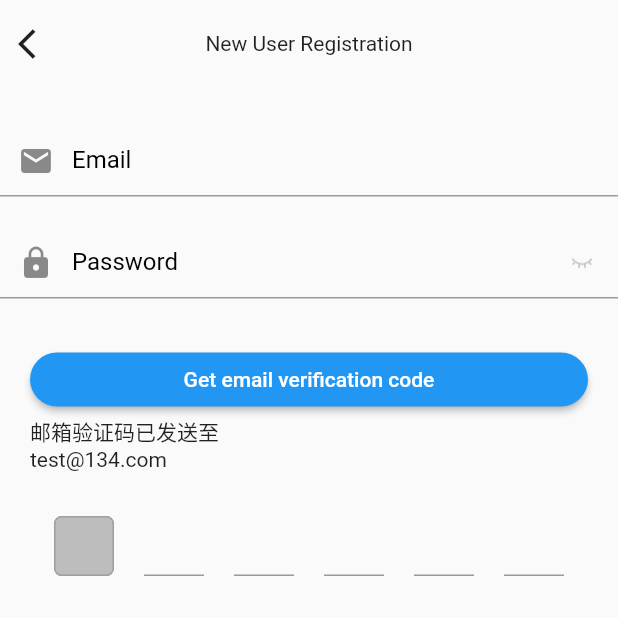
After one commit to zhuangzi200323/flutter_template_app, a Flutter app: the RegisterPage screen opened directly, on a phone screen of 412 x 824 dp, the top half of it. The commit adds this screen. Run offline on Flutter 3.47's test engine with Material 2 defaults, Android fonts, the phone set to English and light mode, and no system bars; our stand-ins replace shared_preferences; accounts and stored records are empty; generated files the repository leaves out were written again.

Commit message:
初步加入注册页面

```diff
--- a/lib/l10n/app_en.arb
+++ b/lib/l10n/app_en.arb
@@ -28,5 +28,8 @@
   "private_policy": "<Private Policy>",
   "end_punctuation": ".",
   "agree": "Agree",
-  "reject": "Reject"
+  "reject": "Reject",
+  "get_email_verify_code": "Get email verification code",
+  "new_user_register": "New User Registration",
+  "password_hint": "Please set a password of 6-20 digits, including English letters and numbers"
 }
--- a/lib/l10n/app_zh.arb
+++ b/lib/l10n/app_zh.arb
@@ -28,5 +28,8 @@
   "private_policy": "<隐私政策>",
   "end_punctuation": "。",
   "agree": "同意",
-  "reject": "拒绝"
+  "reject": "拒绝",
+  "get_email_verify_code": "获取邮箱验证码",
+  "new_user_register": "新用户注册",
+  "password_hint": "请设置6-20位的密码，含英文字母和数字"
 }
--- a/lib/study/LoginPage.dart
+++ b/lib/study/LoginPage.dart
@@ -2,6 +2,7 @@ import 'package:flutter/gestures.dart';
 import 'package:flutter/material.dart';
 import 'package:flutter/services.dart';
 import 'package:flutter_gen/gen_l10n/app_localizations.dart';
+import 'package:flutter_template_app/study/RegisterPage.dart';
 import 'package:flutter_template_app/utils/Constants.dart';
 import 'package:shared_preferences/shared_preferences.dart';
 
@@ -194,6 +195,7 @@ class _LoginPageState extends State<LoginPage> {
                           cursorColor: Colors.green,
                           //autofocus: false,
                           controller: mailController,
+                          keyboardType: TextInputType.emailAddress,
                           onChanged: (value) {
                             mailTextEditValueChange(value);
                           },
@@ -255,9 +257,9 @@ class _LoginPageState extends State<LoginPage> {
                       TextButton(
                         child: Text(AppLocalizations.of(context).register),
                         onPressed: () {
-                          ScaffoldMessenger.of(context).showSnackBar(SnackBar(
-                            content: Text('注册功能，未完待续...'),
-                          ));
+                          Navigator.push(context, MaterialPageRoute(builder:(context) {
+                            return RegisterPage();
+                          }));
                         },
                       ),
                       Expanded(child: SizedBox()),
--- /dev/null
+++ b/lib/study/RegisterPage.dart
@@ -0,0 +1,252 @@
+import 'package:flutter/gestures.dart';
+import 'package:flutter/material.dart';
+import 'package:flutter/services.dart';
+import 'package:flutter_gen/gen_l10n/app_localizations.dart';
+import 'package:flutter_template_app/utils/Constants.dart';
+import 'package:shared_preferences/shared_preferences.dart';
+
+class RegisterPage extends StatefulWidget {
+  @override
+  _RegisterPageState createState() => _RegisterPageState();
+}
+
+class _RegisterPageState extends State<RegisterPage> {
+  Future<SharedPreferences> prefs = SharedPreferences.getInstance();
+  final GlobalKey<FormState> formKey = GlobalKey<FormState>();
+  FocusNode blankNode = FocusNode();
+  //定义controller
+  TextEditingController mailController = TextEditingController();
+  TextEditingController pwdController = TextEditingController();
+  bool showMailTextEditClearIcon = false;
+  bool showPwdTextEditClearIcon = false;
+  bool showPwd = false;
+
+  void mailTextEditValueChange(String value) {
+    setState(() {
+      showMailTextEditClearIcon = value.length > 0;
+    });
+  }
+
+  void pwdTextEditValueChange(String value) {
+    setState(() {
+      showPwdTextEditClearIcon = value.length > 0;
+    });
+  }
+
+  Widget getPwdIcons() {
+    return Container(
+        child: Row(
+          mainAxisSize: MainAxisSize.min,
+          mainAxisAlignment: MainAxisAlignment.end,
+          children: [
+            showPwdTextEditClearIcon ? IconButton(icon: Image.asset('images/close.png'),
+                onPressed: (){
+                  pwdController.clear();
+                  pwdTextEditValueChange("");
+                }) : SizedBox(),
+            IconButton(icon: showPwd ? Image.asset('images/eye_p.png') : Image.asset('images/eye.png'),
+                onPressed: (){
+                  setState(() {
+                    showPwd = !showPwd;
+                  });
+                })
+          ],
+        )
+    );
+  }
+
+  Future<void> saveUserAgreeLicense() async {
+    final SharedPreferences pref = await prefs;
+    pref.setBool(Constants.AGREE_LICENSE, true);
+  }
+
+  @override
+  Widget build(BuildContext context) {
+    final double statusBarHeight = MediaQuery.of(context).padding.top;
+
+    return GestureDetector(
+      onTap: () {
+        //点击空白区域时隐藏输入法
+        FocusScope.of(context).requestFocus(blankNode);
+      },
+      child: Scaffold(
+        body: SingleChildScrollView(
+          child: Column(
+            children: <Widget>[
+              Padding(padding: EdgeInsets.only(top: statusBarHeight)),
+              Padding(padding: EdgeInsets.only(top: 5)),
+              Row(
+                children: [
+                  IconButton(icon: Icon(Icons.arrow_back_ios), onPressed: (){
+                    Navigator.pop(context);
+                  }),
+                  Expanded(child: Text(AppLocalizations.of(context).new_user_register, textAlign: TextAlign.center,)),
+                  Visibility(//保证标题居中，只是占位
+                      visible: false,
+                      maintainState:true,
+                      maintainAnimation: true,
+                      maintainSize:true,
+                      child: IconButton(icon: Icon(Icons.arrow_back_ios, color: Colors.white,))
+                  ),
+                ],
+              ),
+              Padding(padding: EdgeInsets.only(top: 30)),
+              Column(
+                children: <Widget>[
+                  Form(
+                      key: formKey,
+                      child: Column(
+                          children: <Widget>[
+                            TextFormField(
+                              cursorColor: Colors.green,
+                              //autofocus: false,
+                              controller: mailController,
+                              keyboardType: TextInputType.emailAddress,
+                              onChanged: (value) {
+                                mailTextEditValueChange(value);
+                              },
+                              decoration: InputDecoration(
+                                contentPadding: EdgeInsets.only(left: 10, right: 10),
+                                labelText: AppLocalizations.of(context).mail,
+                                labelStyle: TextStyle(color: Colors.black),
+                                hintText: AppLocalizations.of(context).pls_input_email,
+                                hintStyle: TextStyle(color: Colors.grey),
+                                prefixIcon: Icon(Icons.mail),
+                                suffixIcon: showMailTextEditClearIcon ? IconButton(icon: Image.asset('images/close.png'),
+                                    onPressed: (){
+                                      mailController.clear();
+                                      mailTextEditValueChange("");
+                                    }) : null,
+                                focusedBorder: UnderlineInputBorder(  //选中时下边框颜色
+                                  borderSide: BorderSide(color: Colors.green),
+                                ),
+                              ),
+                              validator: (value) {
+                                RegExp reg = new RegExp(r'^([a-zA-Z0-9]+[_|\_|\.]?)*[a-zA-Z0-9]+@([a-zA-Z0-9]+[_|\_|\.]?)*[a-zA-Z0-9]+\.[a-zA-Z]{2,6}$');
+                                if (!reg.hasMatch(value)) {
+                                  return AppLocalizations.of(context).pls_input_right_email;
+                                }
+                                return null;
+                              },
+                            ),
+                            Padding(padding: EdgeInsets.only(top: 20)),
+                            TextFormField(
+                              controller: pwdController,
+                              onChanged: (value) {
+                                pwdTextEditValueChange(value);
+                              },
+                              decoration: InputDecoration(
+                                contentPadding: EdgeInsets.only(left: 10, right: 10),
+                                labelText: AppLocalizations.of(context).password,
+                                labelStyle: TextStyle(color: Colors.black),
+                                hintText: AppLocalizations.of(context).pls_input_password,
+                                hintStyle: TextStyle(color: Colors.grey),
+                                prefixIcon: Icon(Icons.lock),
+                                suffixIcon: getPwdIcons(),
+                                focusedBorder: UnderlineInputBorder(  //选中时下边框颜色
+                                  borderSide: BorderSide(color: Colors.green),
+                                ),
+                              ),
+                              validator: (value) {
+                                RegExp reg = new RegExp(r'^(?!([a-zA-Z]+|\\d+)$)[a-zA-Z\\d]{6,20}$');
+                                if (!reg.hasMatch(value)) {
+                                  return AppLocalizations.of(context).password_hint;
+                                }
+                                return null;
+                              },
+                              obscureText: !showPwd,
+                            ),
+                          ]
+                      )
+                  ),
+                  Padding(padding: EdgeInsets.only(top: 30)),
+                  Row(
+                      children: <Widget>[
+                        SizedBox(width: 20,),
+                        Expanded(
+                            child: ElevatedButton(
+                                onPressed: () {
+                                  if (formKey.currentState.validate()) {
+                                    ScaffoldMessenger.of(context).showSnackBar(SnackBar(
+                                      content: Text('获取邮箱验证码功能，未完待续...'),
+                                    ));
+                                  }
+                                },
+                                style: ButtonStyle(
+                                  shape:MaterialStateProperty.all(RoundedRectangleBorder(borderRadius: BorderRadius.circular(20.0))),
+                                ),
+                                child: Text(AppLocalizations.of(context).get_email_verify_code)
+                            )
+                        ),
+                        SizedBox(width: 20,),
+                      ]
+                  ),
+                ],
+              ),
+              Column(
+                crossAxisAlignment: CrossAxisAlignment.start,
+                children: [
+                  Row(
+                    children: [
+                      Padding(padding: EdgeInsets.only(left: 20)),
+                      Expanded(
+                          child: Text("邮箱验证码已发送至")
+                      )
+                    ],
+                  ),
+                  Row(
+                    children: [
+                      Padding(padding: EdgeInsets.only(left: 20)),
+                      Expanded(
+                          child: Text("test@134.com")
+                      )
+                    ],
+                  ),
+                  Padding(padding: EdgeInsets.only(top: 30)),
+                  Row(
+                    mainAxisAlignment: MainAxisAlignment.center,
+                    children: [
+                      SizedBox(child: TextField(
+                        //textAlignVertical: TextAlignVertical.center,
+                        cursorWidth: 0,
+                        cursorHeight: 0,
+                        maxLength: 1,
+                        maxLengthEnforcement: MaxLengthEnforcement.enforced,
+                        maxLines: 1,
+                        keyboardType: TextInputType.number,
+                        decoration: InputDecoration(
+                          contentPadding: EdgeInsets.only(top: 0, bottom: 0),
+                          fillColor: Colors.grey[400],
+                          filled: true,
+                          counterText:"",//不显示长度提示字串，类似1/1
+                          enabledBorder: OutlineInputBorder( //未选中时候的颜色
+                            borderRadius: BorderRadius.circular(5.0),
+                            borderSide: BorderSide(color: Colors.grey,),
+                          ),
+                          focusedBorder: OutlineInputBorder( //选中时外边框颜色
+                            borderRadius: BorderRadius.circular(5.0),
+                            borderSide: BorderSide(color: Colors.green,),
+                          ),
+                        ),
+                      ), width: 40, height: 40,),
+                      Padding(padding: EdgeInsets.only(left: 20)),
+                      SizedBox(child: TextField(), width: 40, height: 40,),
+                      Padding(padding: EdgeInsets.only(left: 20)),
+                      SizedBox(child: TextField(), width: 40, height: 40,),
+                      Padding(padding: EdgeInsets.only(left: 20)),
+                      SizedBox(child: TextField(), width: 40, height: 40,),
+                      Padding(padding: EdgeInsets.only(left: 20)),
+                      SizedBox(child: TextField(), width: 40, height: 40,),
+                      Padding(padding: EdgeInsets.only(left: 20)),
+                      SizedBox(child: TextField(), width: 40, height: 40,),
+                    ],
+                  )
+                ],
+              )
+            ],
+          ),
+        ),
+      ),
+    );
+  }
+}
```
